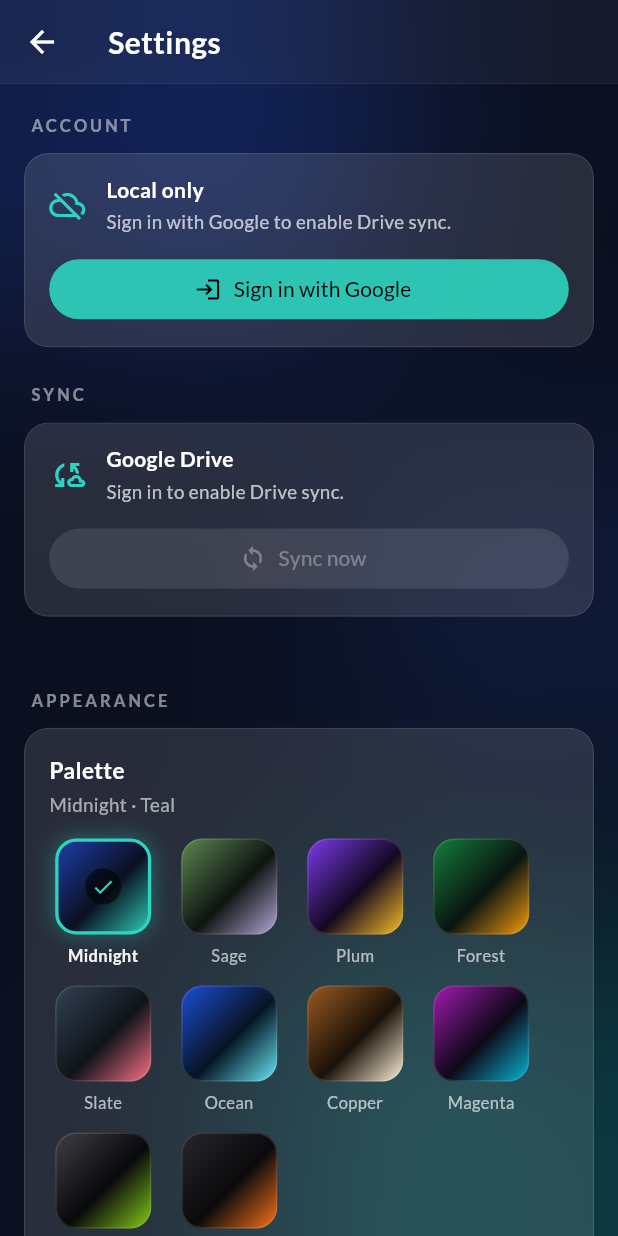
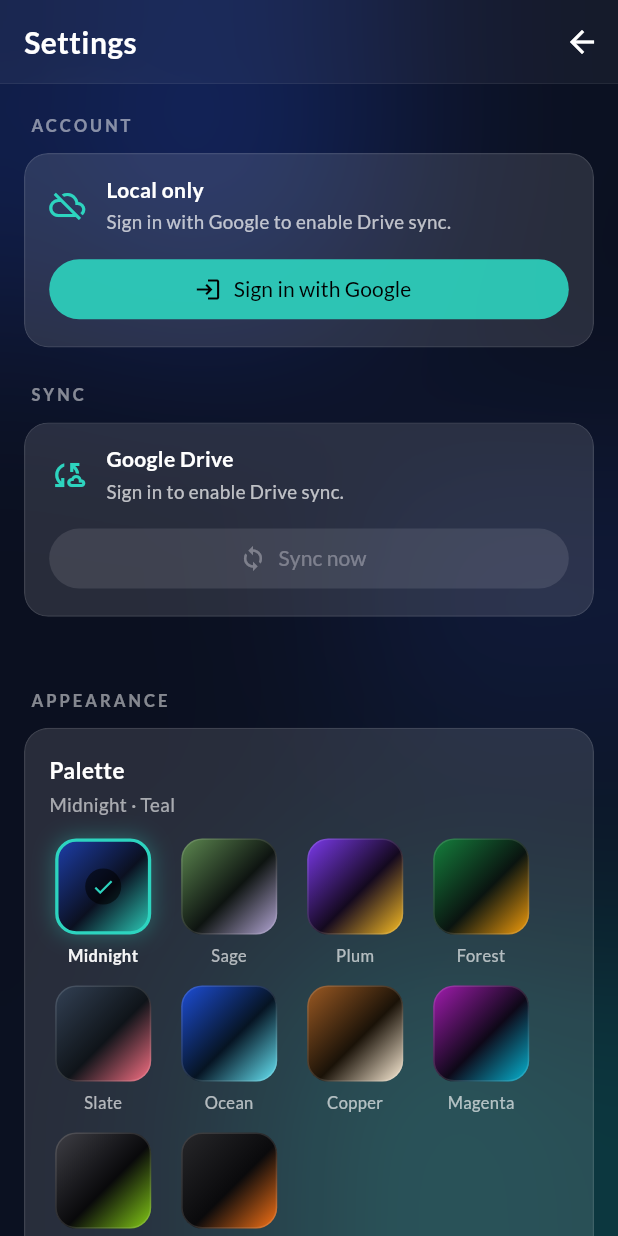
Before and after one commit to ElecTream/canvas, a Flutter app: the SettingsScreen screen opened directly, on a phone screen of 412 x 824 dp. Run offline on Flutter 3.47's test engine with Material 3 defaults, Android fonts, the phone set to English and light mode, and no system bars; our stand-ins replace cloud_firestore, drift, firebase_auth, firebase_core, flutter_image_compress, flutter_riverpod and 9 more; missing offline and left inert: desktop_drop, extension_google_sign_in_as_googleapis_auth, googleapis, local_sync, markdown_widget, super_clipboard; accounts and stored records are empty; generated files the repository leaves out were written again.

Commit message:
auto-commit: 2026-04-24 14:38 (session-end)

```diff
--- a/lib/screens/settings_screen.dart
+++ b/lib/screens/settings_screen.dart
@@ -32,7 +32,17 @@
     return Scaffold(
       backgroundColor: Colors.transparent,
       extendBodyBehindAppBar: true,
-      appBar: const GlassAppBar(title: Text('Settings')),
+      appBar: GlassAppBar(
+        automaticallyImplyLeading: false,
+        title: const Text('Settings'),
+        actions: [
+          IconButton(
+            tooltip: 'Back',
+            icon: const Icon(Icons.arrow_back),
+            onPressed: () => Navigator.of(context).maybePop(),
+          ),
+        ],
+      ),
       body: SafeArea(
         top: false,
         child: ListView(
```
